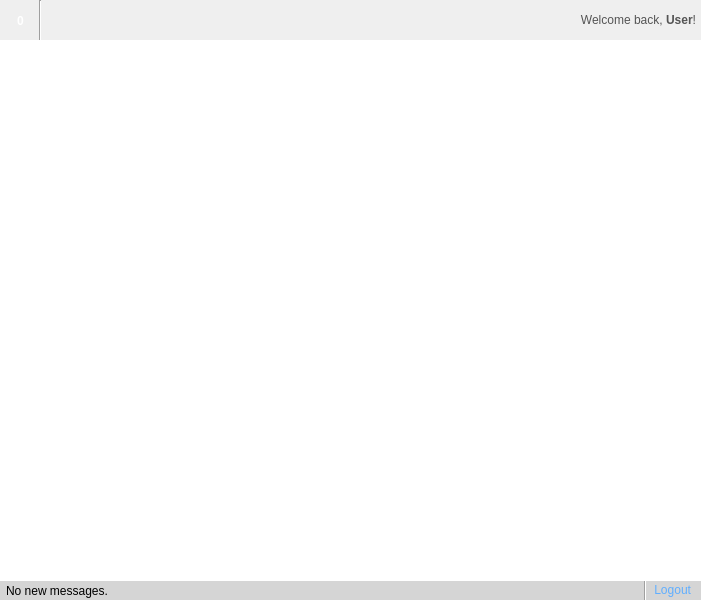
Before: the Qt Designer form AquariumManager/aquariumswindow.ui in fvolkanoski/Aquarium-Manager, drawn with Qt 5.
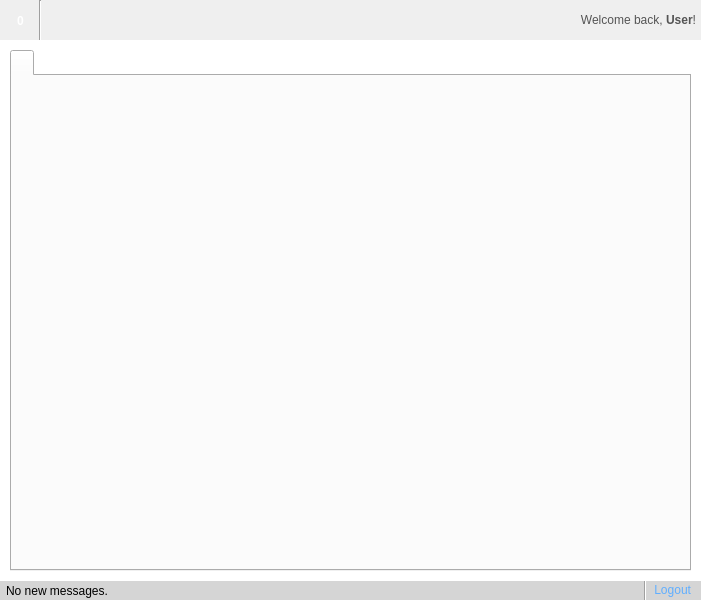
After: the same form once the commit is applied.

Commit message: Added some comments explaining functions. Started the code for the aquariums and the info about them when the user logs in.

```diff
--- a/AquariumManager/aquariumswindow.ui
+++ b/AquariumManager/aquariumswindow.ui
@@ -190,6 +190,24 @@
      <enum>Qt::Vertical</enum>
     </property>
    </widget>
+   <widget class="QTabWidget" name="aquariumsTabs">
+    <property name="geometry">
+     <rect>
+      <x>10</x>
+      <y>50</y>
+      <width>681</width>
+      <height>521</height>
+     </rect>
+    </property>
+    <property name="currentIndex">
+     <number>0</number>
+    </property>
+    <widget class="QWidget" name="tab">
+     <attribute name="title">
+      <string/>
+     </attribute>
+    </widget>
+   </widget>
    <zorder>notificationsBar</zorder>
    <zorder>notificationsIcon</zorder>
    <zorder>welcomeLabel</zorder>
@@ -199,6 +217,7 @@
    <zorder>statusBarSeparator</zorder>
    <zorder>notificationsBarSeparator</zorder>
    <zorder>windowBackground</zorder>
+   <zorder>aquariumsTabs</zorder>
   </widget>
  </widget>
  <resources/>
```
The commit also changes 4 other files.
